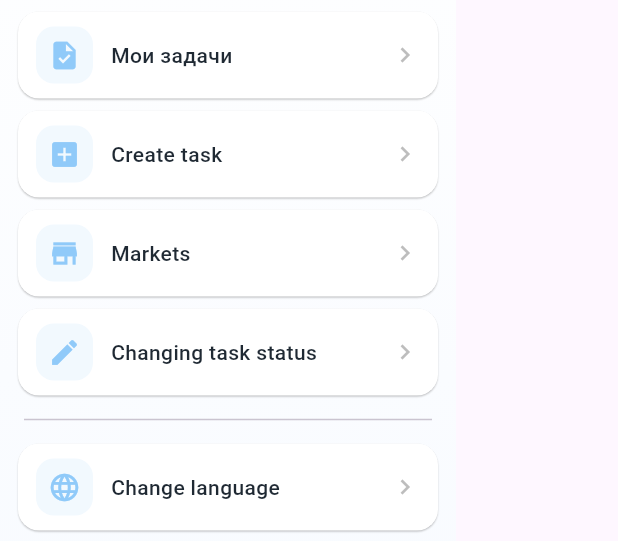
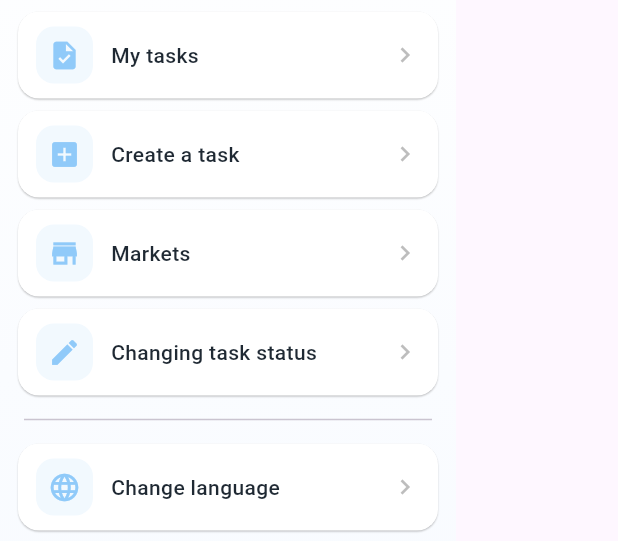
Before and after one commit to rickitty/nomad, a Flutter app: the AppDrawer widget shown alone on an empty page, opened directly, on a phone screen of 412 x 824 dp, the part 242-783 px from its top. Run offline on Flutter 3.47's test engine with Material 3 defaults, Android fonts, the phone set to English and light mode, and no system bars; our stand-ins replace camera, country_code_picker, easy_localization, flutter_animate, flutter_multi_formatter, geolocator and 4 more; accounts and stored records are empty; network calls fail.

Commit message:
task index

```diff
--- a/lib/drawer.dart
+++ b/lib/drawer.dart
@@ -106,7 +106,7 @@ class AppDrawer extends StatelessWidget {
 
                   _DrawerItem(
                     icon: Icons.task,
-                    title: "Мои задачи",
+                    title: myTasks.tr(),
                     onTap: () {
                       Navigator.pop(context);
                       Navigator.push(
@@ -118,7 +118,7 @@ class AppDrawer extends StatelessWidget {
 
                   _DrawerItem(
                     icon: Icons.add_box,
-                    title: "Create task",
+                    title: createATask.tr(),
                     onTap: () {
                       Navigator.pop(context);
                       Navigator.push(
@@ -132,7 +132,7 @@ class AppDrawer extends StatelessWidget {
 
                   _DrawerItem(
                     icon: Icons.store,
-                    title: "Markets",
+                    title: Markets.tr(),
                     onTap: () {
                       Navigator.pop(context);
                       Navigator.push(
--- a/lib/pages/worker/worker_page.dart
+++ b/lib/pages/worker/worker_page.dart
@@ -380,7 +380,7 @@ class _WorkerPageState extends State<WorkerPage> {
                                                       CrossAxisAlignment.start,
                                                   children: [
                                                     Text(
-                                                      "${taskL.tr()} #${t["id"]}",
+                                                      "${tasksK.tr()} : ${index+1}/${tasks.length}",
                                                       style: const TextStyle(
                                                         fontSize: 16,
                                                         fontWeight:
```
Also changed, not shown: lib/pages/worker/complete_product_page.dart (+31 -3 lines).
